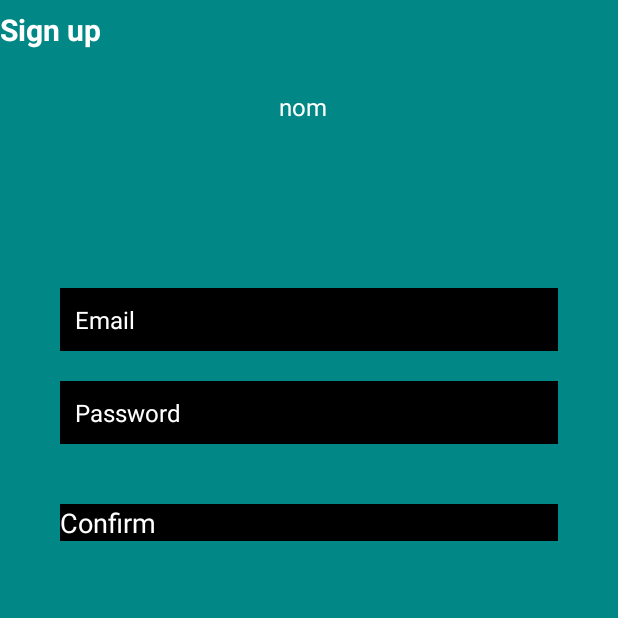
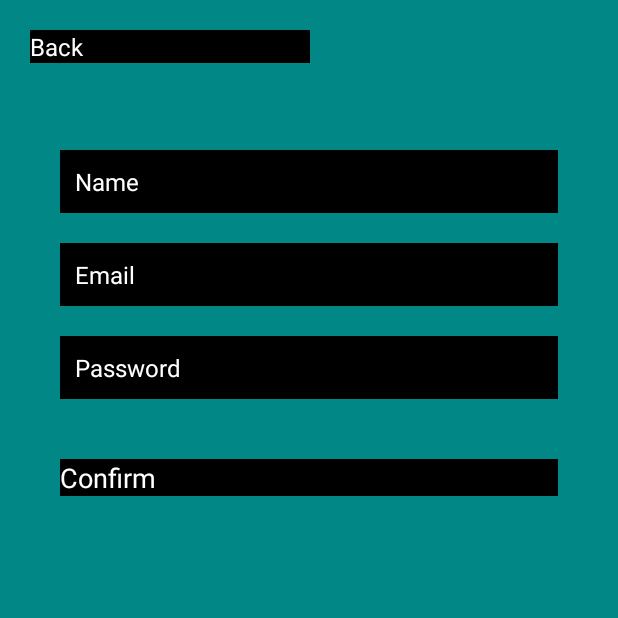
Before and after one commit to rayanguedri/Work-Flow-Manager, an Android app built with Jetpack Compose: the SignUpActivity screen opened directly, with no data from a screen before it, on a phone screen of 412 x 824 dp, the top half of it. Run offline under Robolectric (Android 15) with nearby library versions, the phone set to English and light mode, and no system bars; our stand-ins replace Firebase (no records; nobody signed in at launch, a user with empty details on screens opened directly).

Commit message:
registration done

```diff
--- a/app/src/main/java/com/example/workmanager/BaseActivity.kt
+++ b/app/src/main/java/com/example/workmanager/BaseActivity.kt
@@ -4,8 +4,6 @@ import android.app.Dialog
 import androidx.appcompat.app.AppCompatActivity
 import android.os.Bundle
 import android.os.Handler
-import android.widget.Button
-import android.widget.EditText
 import android.widget.TextView
 import android.widget.Toast
 import androidx.core.content.ContextCompat
--- a/app/src/main/java/com/example/workmanager/IntroActivity.kt
+++ b/app/src/main/java/com/example/workmanager/IntroActivity.kt
@@ -12,11 +12,11 @@ class IntroActivity : AppCompatActivity() {
         super.onCreate(savedInstanceState)
         setContentView(R.layout.activity_intro)
 
-
         window.setFlags(
             WindowManager.LayoutParams.FLAG_FULLSCREEN,
             WindowManager.LayoutParams.FLAG_FULLSCREEN
         )
+
 
         val signinbutton: Button? = findViewById(R.id.signInButton);
 
--- a/app/src/main/res/layout/activity_sign_up.xml
+++ b/app/src/main/res/layout/activity_sign_up.xml
@@ -1,58 +1,57 @@
 <?xml version="1.0" encoding="utf-8"?>
-<LinearLayout xmlns:android="http://schemas.android.com/apk/res/android"
+<RelativeLayout xmlns:android="http://schemas.android.com/apk/res/android"
     xmlns:tools="http://schemas.android.com/tools"
-    xmlns:app="http://schemas.android.com/apk/res-auto"
     android:layout_width="match_parent"
     android:layout_height="match_parent"
     android:background="@color/teal_700"
-    tools:context=".SignUpActivity"
-    android:orientation="vertical">
+    tools:context=".SignUpActivity">
 
+    <Button
+        android:id="@+id/backButton"
+        android:layout_width="wrap_content"
+        android:layout_height="wrap_content"
+        android:layout_marginTop="20dp"
+        android:layout_marginStart="20dp"
+        android:cursorVisible="true"
+        android:ems="10"
+        android:focusableInTouchMode="true"
+        android:focusable="true"
+        android:background="@color/black"
+        android:text="Back"
+        android:textColor="@color/white"
+        android:textSize="16sp" />
 
-    <androidx.appcompat.widget.Toolbar
-        android:layout_width="match_parent"
-        android:layout_height="40dp">
-
-        <TextView
-            android:id="@+id/tv_title"
-            android:layout_height="match_parent"
-            android:layout_width="match_parent"
-            android:gravity="center_vertical"
-            android:text="@string/sign_up"
-            android:textColor="@color/white"
-            android:textSize="20sp"
-            android:textStyle="bold" />
-    </androidx.appcompat.widget.Toolbar>
-    <LinearLayout
-        android:layout_width="match_parent"
-        android:layout_height="match_parent"
-        android:layout_gravity="center"
-        android:layout_marginTop="20dp"
-        android:orientation="vertical">
-
-C
-
-        <androidx.appcompat.widget.AppCompatEditText
+    <EditText
         android:id="@+id/nameEditText"
         android:layout_width="match_parent"
         android:layout_height="wrap_content"
-            android:layout_marginStart="2dp"
-            android:layout_marginEnd="10dp"
-            android:layout_marginBottom="90dp"
-            android:gravity="center"
-            android:text="nom"
+        android:layout_marginTop="100dp"
+        android:cursorVisible="true"
+        android:ems="10"
+        android:focusableInTouchMode="true"
+        android:focusable="true"
+        android:layout_marginStart="40dp"
+        android:layout_marginEnd="40dp"
+        android:background="@color/black"
+        android:drawablePadding="10dp"
+        android:hint="@string/name"
+        android:inputType="textPersonName"
+        android:padding="10dp"
         android:textColor="@color/white"
+        android:textColorHint="@color/white"
         android:textSize="16sp" />
 
-
-        <androidx.appcompat.widget.AppCompatEditText
+    <EditText
         android:id="@+id/emailEditText"
         android:layout_width="match_parent"
         android:layout_height="wrap_content"
+        android:layout_below="@id/nameEditText"
         android:layout_marginTop="20dp"
-            android:clickable="true"
+        android:layout_marginStart="40dp"
+        android:cursorVisible="true"
+        android:ems="10"
+        android:focusableInTouchMode="true"
         android:focusable="true"
-            android:layout_marginStart="40dp"
         android:layout_marginEnd="40dp"
         android:background="@color/black"
         android:drawablePadding="10dp"
@@ -70,6 +69,10 @@ C
         android:layout_below="@id/emailEditText"
         android:layout_marginTop="20dp"
         android:layout_marginStart="40dp"
+        android:cursorVisible="true"
+        android:ems="10"
+        android:focusableInTouchMode="true"
+        android:focusable="true"
         android:layout_marginEnd="40dp"
         android:background="@color/black"
         android:drawablePadding="10dp"
@@ -85,6 +88,9 @@ C
         android:layout_width="match_parent"
         android:layout_height="wrap_content"
         android:layout_below="@id/passwordEditText"
+        android:ems="10"
+        android:focusableInTouchMode="true"
+        android:focusable="true"
         android:layout_marginTop="40dp"
         android:layout_marginStart="40dp"
         android:layout_marginEnd="40dp"
@@ -93,8 +99,4 @@ C
         android:textColor="@color/white"
         android:textSize="18sp" />
 
-    </LinearLayout>
-
-
-
-</LinearLayout>
+</RelativeLayout>
--- a/app/src/main/res/values/strings.xml
+++ b/app/src/main/res/values/strings.xml
@@ -14,5 +14,6 @@
     <string name="email">Email</string>
     <string name="click_again_to_exit">click again to exit</string>
     <string name="please_wait">please_wait</string>
-    <string name="sign_up">Sign up</string>
+    <string name="required">required</string>
+    <string name="mail" />
 </resources>
```
Also changed, not shown: app/build.gradle (+13 -6 lines), app/src/main/AndroidManifest.xml (+6 -1 lines), app/src/main/java/com/example/workmanager/SignUpActivity.kt (+43 -15 lines), app/src/main/res/layout/activity_sign_in.xml (+69 -4 lines), 1 other file. Lines whose indentation alone changed are shown as unchanged.
